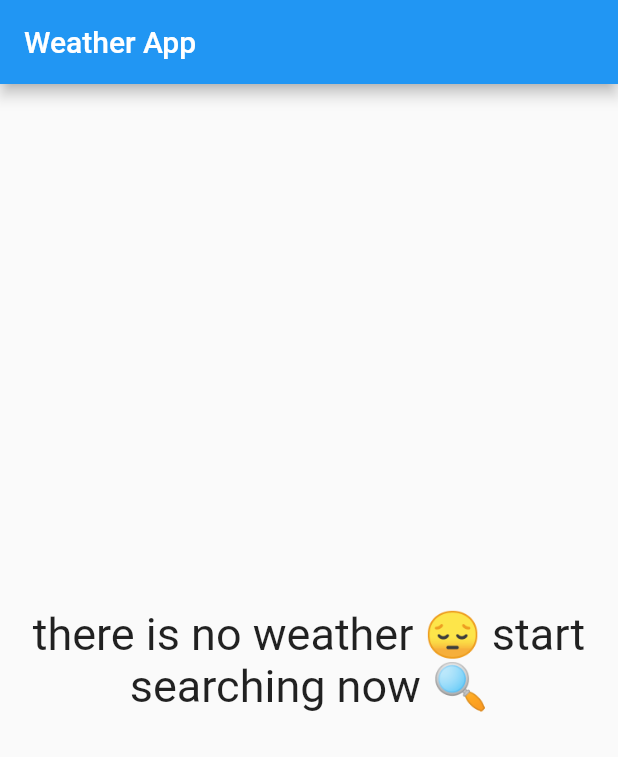
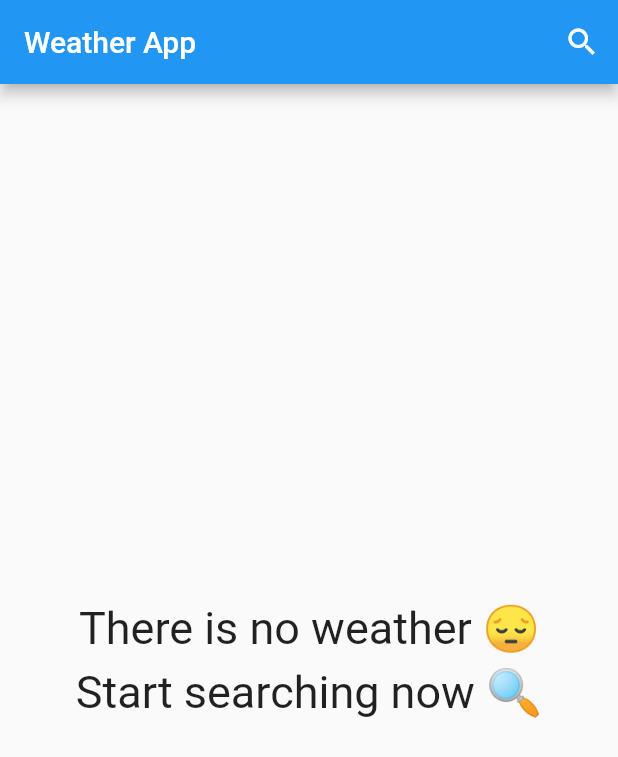
Before and after one commit to YoussefAshraf22/weather_app--Flutter, a Flutter app: the screen it shows after launch, on a phone screen of 412 x 824 dp. Shown: the top 757 px of the screen. Run offline on Flutter 3.47's test engine with Material 2 defaults, Android fonts, the phone set to English and light mode, and no system bars.

Commit message:
new commit

```diff
--- a/lib/main.dart
+++ b/lib/main.dart
@@ -12,6 +12,7 @@ class WeatherApp extends StatelessWidget {
   Widget build(BuildContext context) {
     return MaterialApp(
         debugShowCheckedModeBanner: false,
+        title: 'Weather App',
         home: SafeArea(
           child: HomePage(),
         ));
--- a/lib/pages/home_page.dart
+++ b/lib/pages/home_page.dart
@@ -1,4 +1,5 @@
 import 'package:flutter/material.dart';
+import 'package:weather_app/pages/search_page.dart';
 
 class HomePage extends StatelessWidget {
   const HomePage({Key? key}) : super(key: key);
@@ -8,19 +9,33 @@ class HomePage extends StatelessWidget {
     return Scaffold(
       appBar: AppBar(
         title: Text('Weather App'),
+        actions: [
+          IconButton(
+              onPressed: () {
+                Navigator.push(
+                    context,
+                    MaterialPageRoute(
+                      builder: (context) => SearchPage(),
+                    ));
+              },
+              icon: Icon(Icons.search))
+        ],
       ),
       body: Center(
         child: Column(
           mainAxisSize: MainAxisSize.min,
           children: [
             Text(
-              'there is no weather 😔 start',
+              'There is no weather 😔',
               style: TextStyle(
                 fontSize: 30,
               ),
             ),
+            SizedBox(
+              height: 8,
+            ),
             Text(
-              'searching now 🔍',
+              'Start searching now 🔍',
               style: TextStyle(
                 fontSize: 30,
               ),
--- a/pubspec.yaml
+++ b/pubspec.yaml
@@ -34,6 +34,7 @@ dependencies:
   # The following adds the Cupertino Icons font to your application.
   # Use with the CupertinoIcons class for iOS style icons.
   cupertino_icons: ^1.0.2
+  http: ^1.1.0
 
 dev_dependencies:
   flutter_test:
```
Also changed, not shown: lib/models/weather_model.dart (added, +30 -0 lines), lib/pages/search_page.dart (added, +38 -0 lines), lib/services/weather_service.dart (added, +22 -0 lines), pubspec.lock.
